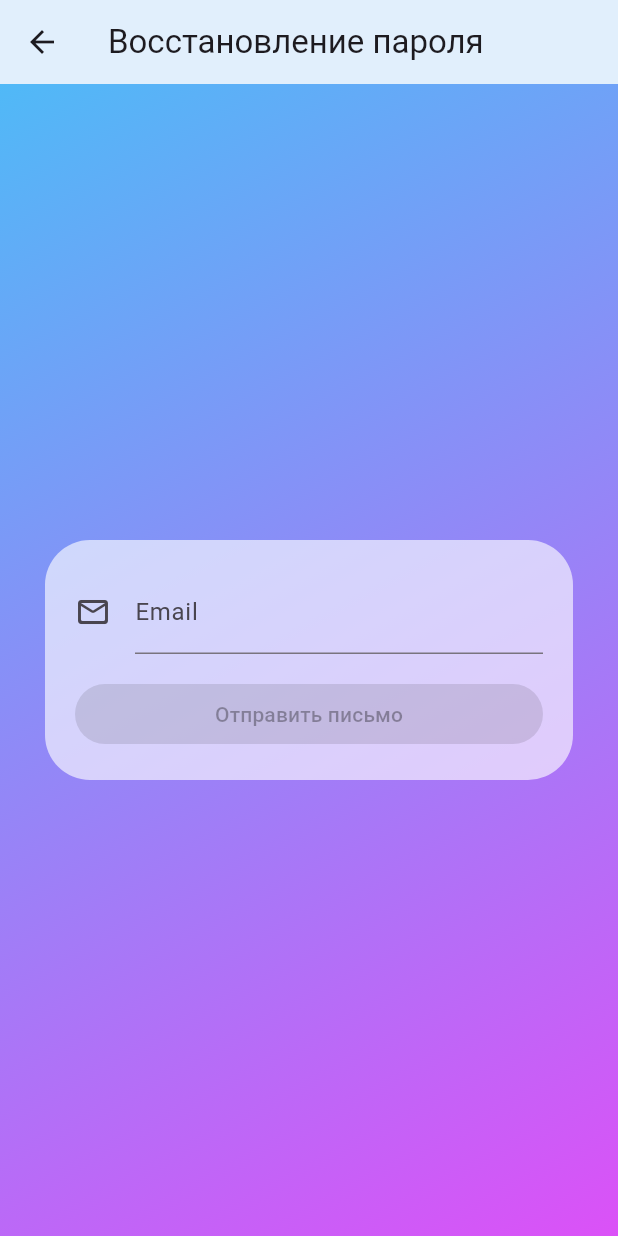
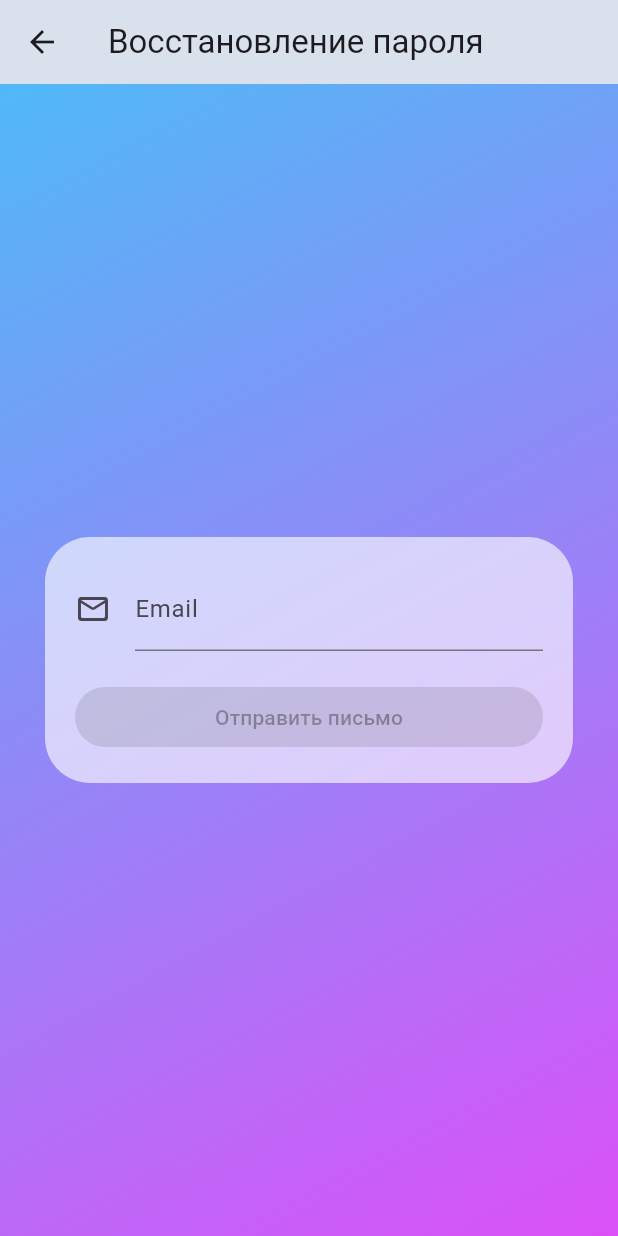
Before and after one commit to Vladislave008/Diary_App, a Flutter app: the screen it shows after launch, after a tap on "Не помню пароль", on a phone screen of 412 x 824 dp. Run offline on Flutter 3.47's test engine with Material 3 defaults, Android fonts, the phone set to English and light mode, and no system bars; our stand-ins replace firebase_auth, firebase_core; accounts and stored records are empty.

Commit message:
auth visual content

```diff
--- a/lib/main.dart
+++ b/lib/main.dart
@@ -39,6 +39,7 @@ class _MyAppState extends State<MyApp> {
       if (user == null) {
         Navigator.push(kNavigatorKey.currentContext!,
             MaterialPageRoute(builder: (_) => AuthScreen()));
+        //MaterialPageRoute(builder: (_) => NavigationExample()));
       } else if (user.emailVerified) {
         Navigator.push(kNavigatorKey.currentContext!,
             MaterialPageRoute(builder: (_) => NavigationExample()));
--- a/lib/screens/auth_screen.dart
+++ b/lib/screens/auth_screen.dart
@@ -146,7 +146,7 @@ class _AuthScreenState extends State<AuthScreen> {
     return Scaffold(
       resizeToAvoidBottomInset: true,
       appBar: AppBar(
-        backgroundColor: const Color.fromARGB(159, 207, 234, 250),
+        backgroundColor: const Color.fromARGB(110, 168, 195, 212),
         title: Text(buttonText),
         //title: isLogin ? Text('Войти в аккаунт') : Text('Создать аккаунт'),
         actions: <Widget>[
@@ -181,7 +181,7 @@ class _AuthScreenState extends State<AuthScreen> {
               ],
             ),
           ),
-          padding: const EdgeInsets.all(30.0),
+          padding: const EdgeInsets.only(left: 30.0, right: 30.0),
           child: Center(
               child: SingleChildScrollView(
             child: Container(
@@ -228,9 +228,6 @@ class _AuthScreenState extends State<AuthScreen> {
                             ])),
                           ]
                         : [
-                            SizedBox(
-                              height: 10,
-                            ),
                             Container(
                                 child: RegForm(
                               authButtonText: buttonText,
--- a/lib/screens/reset_password_screen.dart
+++ b/lib/screens/reset_password_screen.dart
@@ -33,7 +33,7 @@ class _ResetScreenState extends State<ResetScreen> {
   Widget build(BuildContext context) {
     return Scaffold(
       appBar: AppBar(
-        backgroundColor: const Color.fromARGB(159, 207, 234, 250),
+        backgroundColor: const Color.fromARGB(110, 168, 195, 212),
         title: const Text('Восстановление пароля'),
       ),
       body: Container(
@@ -66,11 +66,11 @@ class _ResetScreenState extends State<ResetScreen> {
                           labelText: 'Email',
                           icon: Icon(Icons.mail_outline_rounded)),
                       onChanged: (value) {
-                        setState(() {}); // обновить состояние кнопки
+                        setState(() {});
                       },
                       obscureText: false,
                     ),
-                    const SizedBox(height: 16.0),
+                    const SizedBox(height: 20.0),
                     ElevatedButton(
                       onPressed: emailController.text.isEmpty
                           ? null
--- a/lib/widgets/auth_form.dart
+++ b/lib/widgets/auth_form.dart
@@ -59,7 +59,7 @@ class _AuthFormState extends State<AuthForm> {
           obscureText: !_isPasswordVisible, // Устанавливаем видимость пароля
         ),
 
-        const SizedBox(height: 16.0),
+        const SizedBox(height: 20.0),
 
         ElevatedButton(
           onPressed: widget.emailController.text.isEmpty ||
@@ -75,7 +75,7 @@ class _AuthFormState extends State<AuthForm> {
           ),
           child: Text(widget.authButtonText),
         ),
-        const SizedBox(height: 16.0),
+        const SizedBox(height: 10.0),
 
         // Здесь вы можете добавить другие кнопки, если нужно.
       ],
--- a/lib/widgets/reg_form.dart
+++ b/lib/widgets/reg_form.dart
@@ -80,7 +80,7 @@ class _AuthFormState extends State<RegForm> {
           ),
           obscureText: !_isPasswordVisible, // Устанавливаем видимость пароля
         ),
-        const SizedBox(height: 16.0),
+        const SizedBox(height: 20.0),
         ElevatedButton(
           onPressed: widget.emailController.text.isEmpty ||
                   widget.passwordController.text.isEmpty ||
```
Also changed, not shown: lib/firebase_service.dart (+8 -8 lines), lib/screens/home_screen.dart (+14 -5 lines), lib/screens/settings_screen.dart (added, +64 -0 lines).
